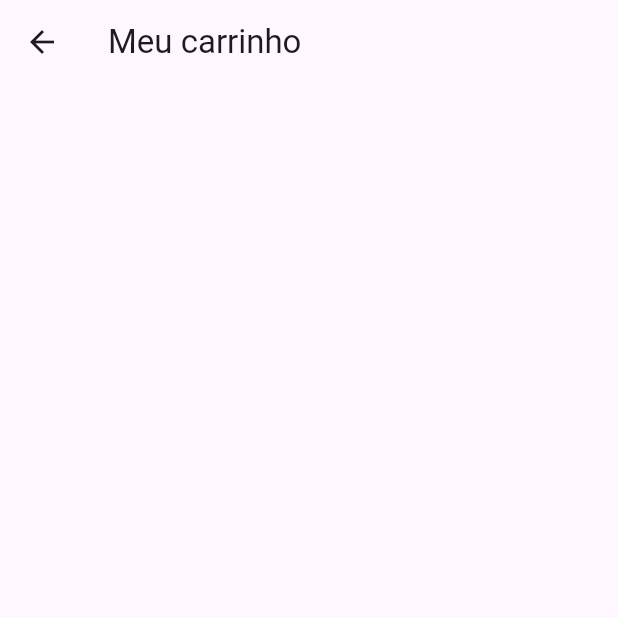
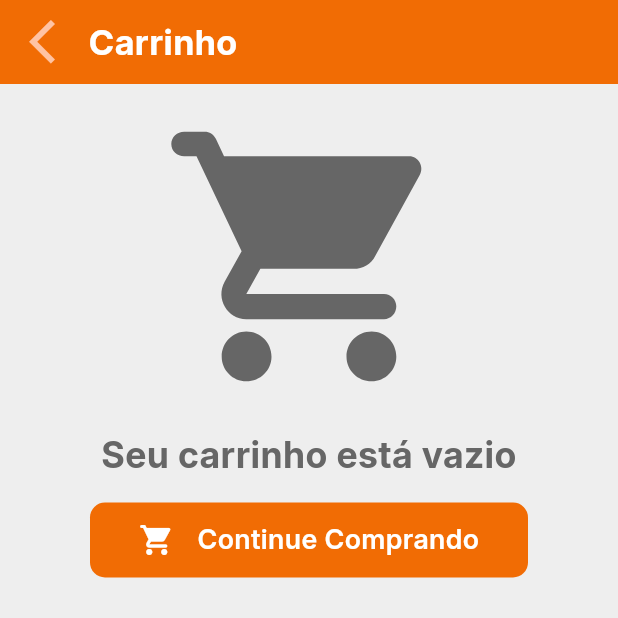
Before and after one commit to Rhayssam/cazatudo-app, a Flutter app: the CartPage screen opened by its route, on a phone screen of 412 x 824 dp, the top half of it. Run offline on Flutter 3.47's test engine with Material 3 defaults, Android fonts, the phone set to English and light mode, and no system bars; our stand-ins replace get, smooth_page_indicator, video_player.

Commit message:
Implementando a CartPage

```diff
--- a/lib/app/core/widgets/custom_app_bar_icon.dart
+++ b/lib/app/core/widgets/custom_app_bar_icon.dart
@@ -1,12 +1,13 @@
 // Essenciais
+import 'package:cazatudo_app/app/core/ui/theme_config.dart';
 import 'package:flutter/material.dart';
 
 class CustomAppBarIcon extends StatelessWidget {
-  final Icon? icon;
+  final IconData icon;
   final VoidCallback onPressed;
   const CustomAppBarIcon({
     Key? key,
-    this.icon,
+    required this.icon,
     required this.onPressed,
   }) : super(key: key);
 
@@ -22,7 +23,11 @@ class CustomAppBarIcon extends StatelessWidget {
           decoration: BoxDecoration(
             borderRadius: BorderRadius.circular(30),
           ),
-          child: icon,
+          child: Icon(
+            icon,
+            color: ThemeConfig.lightOrange,
+            size: 35,
+          ),
         ),
       ),
     );
--- a/lib/app/core/widgets/custom_app_bar_search.dart
+++ b/lib/app/core/widgets/custom_app_bar_search.dart
@@ -17,7 +17,7 @@ class CustomAppBarSearch extends StatelessWidget {
   @override
   Widget build(BuildContext context) {
     return Expanded(
-      flex: 8,
+      flex: 5,
       child: InkWell(
         borderRadius: BorderRadius.circular(20),
         onTap: () {
--- a/lib/app/core/widgets/empty_view.dart
+++ b/lib/app/core/widgets/empty_view.dart
@@ -39,7 +39,7 @@ class EmptyView extends StatelessWidget {
               softWrap: true,
               overflow: TextOverflow.visible,
             ),
-          )
+          ),
         ],
       ),
     );
--- a/lib/app/modules/cart/cart_page.dart
+++ b/lib/app/modules/cart/cart_page.dart
@@ -1,5 +1,17 @@
 // Essenciais
+import 'package:cazatudo_app/app/core/ui/custom_text_styles.dart';
+import 'package:cazatudo_app/app/core/widgets/empty_view.dart';
 import 'package:flutter/material.dart';
+import 'package:get/get.dart';
+
+// UI
+import 'package:cazatudo_app/app/core/ui/theme_config.dart';
+
+// Widgets Personalizados - AppBar
+import 'package:cazatudo_app/app/core/widgets/custom_app_bar_icon.dart';
+// Widgets Personalizados
+import 'package:cazatudo_app/app/core/widgets/custom_app_bar_title.dart';
+import 'package:cazatudo_app/app/core/widgets/sliver_app_bar.dart';
 
 class CartPage extends StatelessWidget {
   const CartPage({super.key});
@@ -7,10 +19,57 @@ class CartPage extends StatelessWidget {
   @override
   Widget build(BuildContext context) {
     return Scaffold(
-      appBar: AppBar(
-        title: const Text('Meu carrinho'),
+      backgroundColor: ThemeConfig.background,
+      body: CustomScrollView(
+        slivers: [
+          CustomSliverAppBar(
+            actions: [
+              SizedBox(
+                width: 15,
+              ),
+              CustomAppBarIcon(
+                onPressed: () {
+                  Get.toNamed('/navigation');
+                },
+                icon: Icons.arrow_back_ios,
+              ),
+              CustomAppBarTitle(title: 'Carrinho')
+            ],
+          ),
+          EmptyView(
+              text: 'Seu carrinho está vazio',
+              icon: Icons.shopping_cart_rounded),
+          SliverToBoxAdapter(
+            child: Padding(
+              padding: const EdgeInsets.symmetric(horizontal: 60),
+              child: Container(
+                height: 50,
+                decoration: BoxDecoration(
+                  borderRadius: BorderRadius.circular(10),
+                  color: ThemeConfig.orange1,
+                ),
+                child: Row(
+                  mainAxisAlignment: MainAxisAlignment.center,
+                  children: [
+                    Icon(
+                      Icons.shopping_cart_rounded,
+                      color: ThemeConfig.white,
+                    ),
+                    const SizedBox(
+                      width: 15,
+                    ),
+                    Text(
+                      'Continue Comprando',
+                      style: CustomTextStyles.mediumText18
+                          .copyWith(color: ThemeConfig.white),
+                    ),
+                  ],
+                ),
+              ),
+            ),
+          ),
+        ],
       ),
-      body: Container(),
     );
   }
 }
--- a/lib/app/modules/categories/categories_page.dart
+++ b/lib/app/modules/categories/categories_page.dart
@@ -31,11 +31,7 @@ class CategoriesPage extends StatelessWidget {
               CustomAppBarSearch(),
               const SizedBox(width: 15),
               CustomAppBarIcon(
-                icon: Icon(
-                  Icons.shopping_cart,
-                  color: ThemeConfig.white,
-                  size: 35,
-                ),
+                icon: Icons.shopping_cart_rounded,
                 onPressed: () {
                   Get.toNamed(
                     AppRoutes.cart,
--- a/lib/app/modules/favorite/favorite_page.dart
+++ b/lib/app/modules/favorite/favorite_page.dart
@@ -29,11 +29,7 @@ class FavoritePage extends StatelessWidget {
               const SizedBox(width: 15),
               CustomAppBarTitle(title: 'Favoritos'),
               CustomAppBarIcon(
-                icon: Icon(
-                  Icons.shopping_cart,
-                  color: ThemeConfig.white,
-                  size: 35,
-                ),
+                icon: Icons.shopping_cart_rounded,
                 onPressed: () {
                   Get.toNamed(
                     AppRoutes.cart,
--- a/lib/app/modules/home/home_page.dart
+++ b/lib/app/modules/home/home_page.dart
@@ -39,11 +39,7 @@ class _HomePageState extends State<HomePage> {
               CustomAppBarSearch(),
               const SizedBox(width: 15),
               CustomAppBarIcon(
-                icon: Icon(
-                  Icons.shopping_cart,
-                  color: ThemeConfig.white,
-                  size: 35,
-                ),
+                icon: Icons.shopping_cart_rounded,
                 onPressed: () {
                   Get.toNamed(
                     AppRoutes.cart,
--- a/lib/app/modules/profile/profile_page.dart
+++ b/lib/app/modules/profile/profile_page.dart
@@ -44,6 +44,11 @@ class ProfilePage extends StatelessWidget {
             icon: Icons.headset_mic,
           ),
           ProfileOptionsButton(
+            text: 'Lojas',
+            onPressed: () {},
+            icon: Icons.store_rounded,
+          ),
+          ProfileOptionsButton(
             text: 'Favoritos',
             onPressed: () {},
             icon: Icons.favorite,
```
